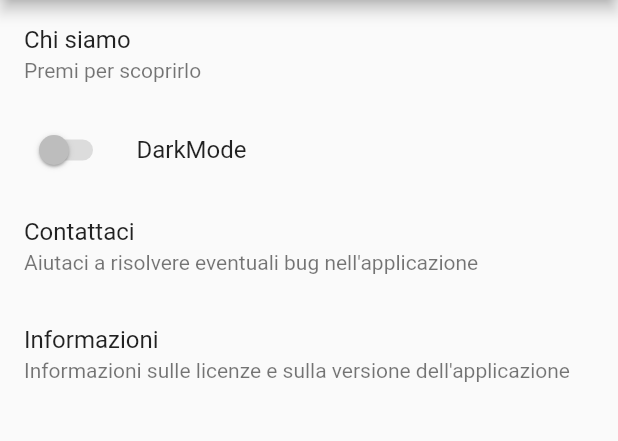
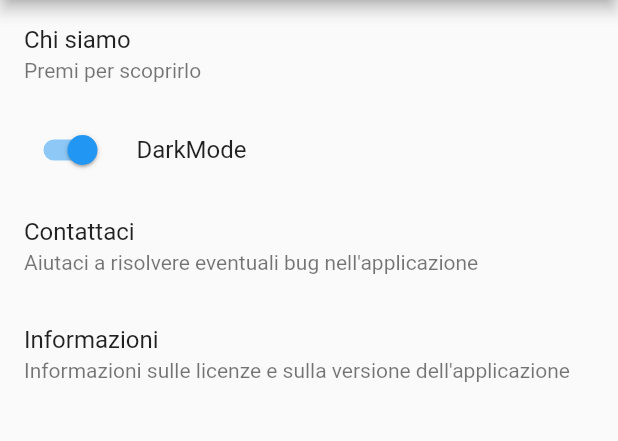
Before and after one commit to diegocaspi/covid_app, a Flutter app: the SettingsPage screen opened directly, on a phone screen of 412 x 824 dp, the part 84-525 px from its top. Run offline on Flutter 3.47's test engine with Material 2 defaults, Android fonts, the phone set to English and light mode, and no system bars; our stand-ins replace bloc, data_connection_checker, equatable, flutter_bloc, get_it, liquid_swipe and 4 more; missing offline and left inert: fl_animated_linechart; accounts and stored records are empty; generated files the repository leaves out were written again; Roboto replaces fonts that are missing (San Francisco UI).

Commit message:
Add theme switch (not working)

```diff
--- a/lib/main.dart
+++ b/lib/main.dart
@@ -4,6 +4,7 @@ import 'package:covid_app/data/repositories/covid_datas_repository_impl.dart';
 import 'package:covid_app/domain/repositories/covid_datas_repository.dart';
 import 'package:covid_app/presentation/bloc/bloc.dart';
 import 'package:covid_app/presentation/blocs/region_bloc/region_bloc.dart';
+import 'package:covid_app/presentation/global/theme/bloc/bloc.dart';
 import 'package:covid_app/presentation/pages/splash/splash_page.dart';
 import 'package:flutter/material.dart';
 import 'package:flutter/services.dart';
@@ -45,6 +46,9 @@ class MyApp extends StatelessWidget {
           ),
           BlocProvider<RegionBloc>(
             create: (context) => RegionBloc(covidDataRepository: di.sl()),
+          ),
+          BlocProvider<ThemeBloc>(
+            create: (context) => ThemeBloc.instance,
           )
         ],
         child: MaterialApp(
--- a/lib/presentation/pages/home/home_page.dart
+++ b/lib/presentation/pages/home/home_page.dart
@@ -1,4 +1,5 @@
 import 'package:covid_app/presentation/bloc/covid_data_bloc.dart';
+import 'package:covid_app/presentation/global/theme/bloc/bloc.dart';
 import 'package:covid_app/presentation/pages/home/home_graphs_list.dart';
 import 'package:covid_app/utils/utils.dart';
 import 'package:flutter/cupertino.dart';
@@ -33,6 +34,8 @@ class _BeforeHomePageState extends State<BeforeHomePage> {
 
   @override
   Widget build(BuildContext context) {
+    var instance = BlocProvider.of<ThemeBloc>(context).state;
+    print(instance);
     return Scaffold(
       body: BlocListener<CovidDataBloc, CovidDataState>(
         listener: (context, state) {
--- a/lib/presentation/pages/settings/settings_page.dart
+++ b/lib/presentation/pages/settings/settings_page.dart
@@ -1,4 +1,8 @@
+import 'package:covid_app/presentation/global/theme/app_themes.dart';
+import 'package:covid_app/presentation/global/theme/bloc/bloc.dart';
 import 'package:flutter/material.dart';
+import 'package:flutter_bloc/flutter_bloc.dart';
+import 'package:intl/intl.dart';
 import 'package:package_info/package_info.dart';
 import 'package:url_launcher/url_launcher.dart';
 
@@ -28,9 +32,18 @@ class _SettingsPageState extends State<SettingsPage> {
   }
 
   Widget _buildDarkModeSwitch(){
-    return ListTile(
-      title: Text("DarkMode"),
-      leading: Switch(value: false, onChanged: null),
+    return BlocBuilder<ThemeBloc, ThemeState>(
+      builder: (context, state) {
+        return ListTile(
+          title: Text("DarkMode"),
+          leading: Switch(
+            value: state.materialThemeData.brightness == Brightness.dark,
+            onChanged: (value) => BlocProvider.of<ThemeBloc>(context).add(
+                ThemeChanged(theme: (value)?AppTheme.Dark:AppTheme.Light)
+            ),
+          ),
+        );
+      },
     );
   }
 
```
